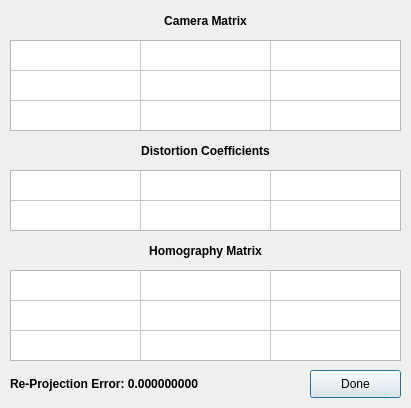
Above: gui/dialogCalibrationResults.ui from Spinarakk/defectmonitor before the change. Below: the same form after it.
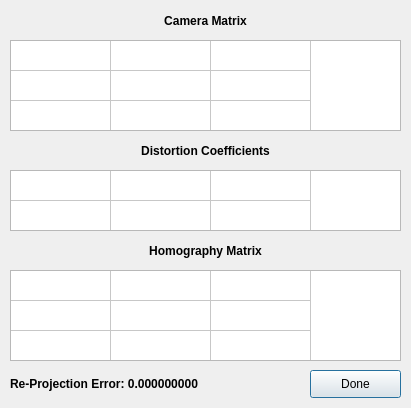
That is the form after the change. Icons and pictures are not drawn.

What changed in the file:
```diff
--- a/gui/dialogCalibrationResults.ui
+++ b/gui/dialogCalibrationResults.ui
@@ -110,12 +110,12 @@
    <attribute name="horizontalHeaderVisible">
     <bool>false</bool>
    </attribute>
-   <attribute name="horizontalHeaderDefaultSectionSize">
-    <number>130</number>
-   </attribute>
    <attribute name="verticalHeaderVisible">
     <bool>false</bool>
    </attribute>
+   <attribute name="verticalHeaderDefaultSectionSize">
+    <number>30</number>
+   </attribute>
    <row/>
    <row/>
    <row/>
@@ -228,12 +228,12 @@
    <attribute name="horizontalHeaderVisible">
     <bool>false</bool>
    </attribute>
-   <attribute name="horizontalHeaderDefaultSectionSize">
-    <number>130</number>
-   </attribute>
    <attribute name="verticalHeaderVisible">
     <bool>false</bool>
    </attribute>
+   <attribute name="verticalHeaderDefaultSectionSize">
+    <number>30</number>
+   </attribute>
    <row/>
    <row/>
    <column>
@@ -322,12 +322,12 @@
    <attribute name="horizontalHeaderVisible">
     <bool>false</bool>
    </attribute>
-   <attribute name="horizontalHeaderDefaultSectionSize">
-    <number>130</number>
-   </attribute>
    <attribute name="verticalHeaderVisible">
     <bool>false</bool>
    </attribute>
+   <attribute name="verticalHeaderDefaultSectionSize">
+    <number>30</number>
+   </attribute>
    <row/>
    <row/>
    <row/>
```
Left out of the diff: 8 changed lines with no effect on the pictures.
